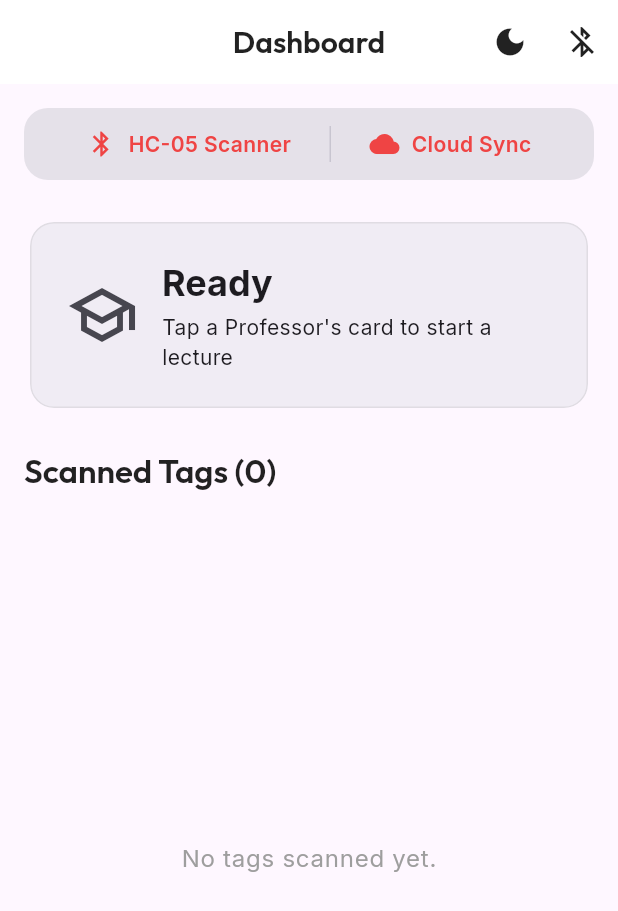
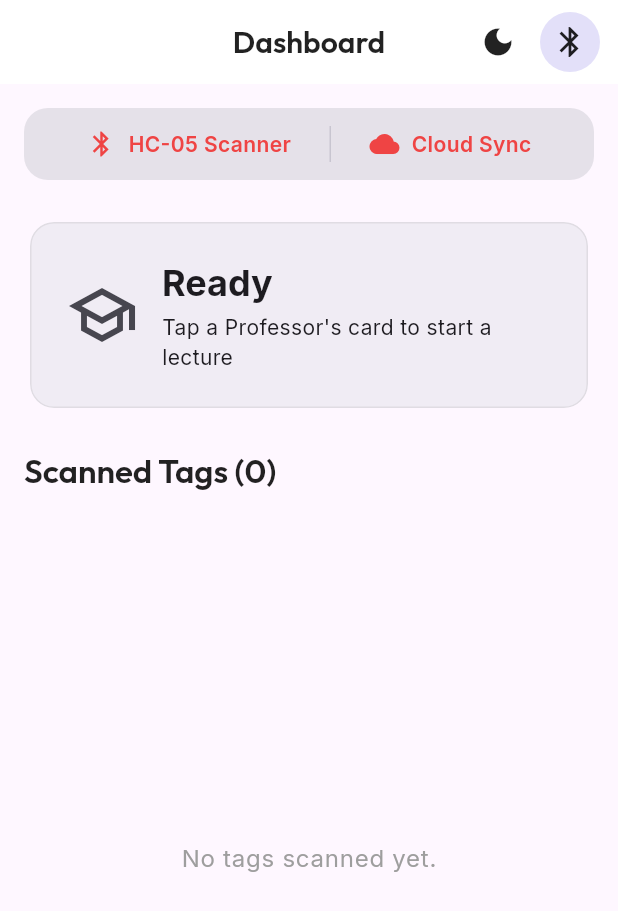
Before and after one commit to VibhavBilgoji/IOT-Attendance-Monitoring, a Flutter app: the DashboardScreen screen opened directly, on a phone screen of 412 x 824 dp. Shown: the top 911 px of the screen. Run offline on Flutter 3.47's test engine with Material 3 defaults, Android fonts, the phone set to English and light mode, and no system bars; our stand-ins replace connectivity_plus, equatable, flutter_bloc, flutter_blue_plus, get_it, google_fonts and 4 more; accounts and stored records are empty; statements that could not run were skipped.

Commit message:
Add lots of bug fixes and improvements - correctly check for the professor and student names on app launch - show professor and student names instead of just their UID or just   generic lecture static message - lecture now ends when another professor taps their card, and the   lecture of next professor starts instantly - add a material 3 expressive bluetooth button at the top right - app now shows submitting attendance after a lecture ends - other miscellaneous bug fixes and improvements

```diff
--- a/collect_attendance/lib/data/models/professor_model.dart
+++ b/collect_attendance/lib/data/models/professor_model.dart
@@ -26,9 +26,11 @@ class ProfessorModel extends HiveObject {
   factory ProfessorModel.fromJson(Map<String, dynamic> json) {
     return ProfessorModel(
       id: json['id'] as String,
-      fullName: json['full_name'] as String,
+      fullName: json['full_name'] as String? ?? '',
       rfidUid: json['rfid_uid'] as String,
-      createdAt: DateTime.parse(json['created_at'] as String),
+      createdAt: json['created_at'] != null
+          ? DateTime.parse(json['created_at'] as String)
+          : DateTime.now(),
     );
   }
 
--- a/collect_attendance/lib/features/dashboard/view/dashboard_screen.dart
+++ b/collect_attendance/lib/features/dashboard/view/dashboard_screen.dart
@@ -6,6 +6,8 @@ import '../bloc/lecture_event.dart';
 import '../bloc/lecture_state.dart';
 import '../widgets/connection_status_bar.dart';
 import '../../../core/theme.dart';
+import '../../../core/service_locator.dart';
+import '../../../data/datasources/local_database.dart';
 
 class DashboardScreen extends StatelessWidget {
   const DashboardScreen({super.key});
@@ -35,12 +37,16 @@ class DashboardScreen extends StatelessWidget {
               );
             },
           ),
-          IconButton(
-            icon: const Icon(Icons.bluetooth_disabled),
-            onPressed: () {
-              context.read<BluetoothBloc>().add(DisconnectDevice());
-              Navigator.of(context).pushReplacementNamed('/');
-            },
+          Padding(
+            padding: const EdgeInsets.only(right: 8.0),
+            child: IconButton.filledTonal(
+              icon: const Icon(Icons.bluetooth),
+              tooltip: 'Disconnect Bluetooth',
+              onPressed: () {
+                context.read<BluetoothBloc>().add(DisconnectDevice());
+                Navigator.of(context).pushReplacementNamed('/');
+              },
+            ),
           )
         ],
       ),
@@ -120,13 +126,24 @@ class DashboardScreen extends StatelessWidget {
       case LectureAppState.active:
         cardColor = Theme.of(context).colorScheme.primaryContainer;
         title = 'Lecture Active';
+        if (state.activeLecture?.professorId != null) {
+          final prof = sl<LocalDatabase>().getProfessorById(state.activeLecture!.professorId!);
+          if (prof != null) {
+            title = 'Lecture Active (${prof.fullName})';
+          }
+        }
         subtitle = state.isBluetoothConnected
             ? 'Scanning for tags...'
             : '⚠️ IOT Connection Lost - Data is safe locally';
         icon = state.isBluetoothConnected ? Icons.sensors : Icons.warning_amber;
         break;
+      case LectureAppState.syncing:
+        cardColor = Theme.of(context).colorScheme.secondaryContainer;
+        title = 'Submitting Attendance...';
+        subtitle = 'Please wait while records are uploaded.';
+        icon = Icons.cloud_sync_outlined;
+        break;
       case LectureAppState.completedPendingSync:
-      case LectureAppState.syncing:
         cardColor = Theme.of(context).colorScheme.tertiaryContainer;
         title = 'Awaiting Network';
         subtitle = 'Data saved locally. Will sync when online.';
@@ -179,16 +196,19 @@ class DashboardScreen extends StatelessWidget {
       itemCount: sortedRecords.length,
       itemBuilder: (context, index) {
         final record = sortedRecords[index];
+        final student = sl<LocalDatabase>().getStudentById(record.studentId);
+        final displayName = student?.fullName ?? 'Unknown Student';
+
         return Card(
           margin: const EdgeInsets.only(bottom: 8),
           child: ListTile(
             leading: CircleAvatar(
               backgroundColor: Theme.of(context).colorScheme.surfaceContainerHighest,
-              child: const Icon(Icons.credit_card),
+              child: const Icon(Icons.person),
             ),
-            title: Text('UID: ${record.studentRfidUid}', style: const TextStyle(fontWeight: FontWeight.w600)),
+            title: Text(displayName, style: const TextStyle(fontWeight: FontWeight.w600)),
             subtitle: Text(
-              '${record.tappedAt.hour.toString().padLeft(2, '0')}:${record.tappedAt.minute.toString().padLeft(2, '0')}:${record.tappedAt.second.toString().padLeft(2, '0')}',
+              'UID: ${record.studentRfidUid} • ${record.tappedAt.hour.toString().padLeft(2, '0')}:${record.tappedAt.minute.toString().padLeft(2, '0')}:${record.tappedAt.second.toString().padLeft(2, '0')}',
             ),
             trailing: Icon(
               record.isSynced ? Icons.cloud_done : Icons.cloud_off,
```
Also changed, not shown: collect_attendance/lib/data/datasources/local_database.dart (+10 -0 lines), collect_attendance/lib/data/models/student_model.dart (+5 -3 lines), collect_attendance/lib/features/dashboard/bloc/lecture_bloc.dart (+32 -5 lines).
